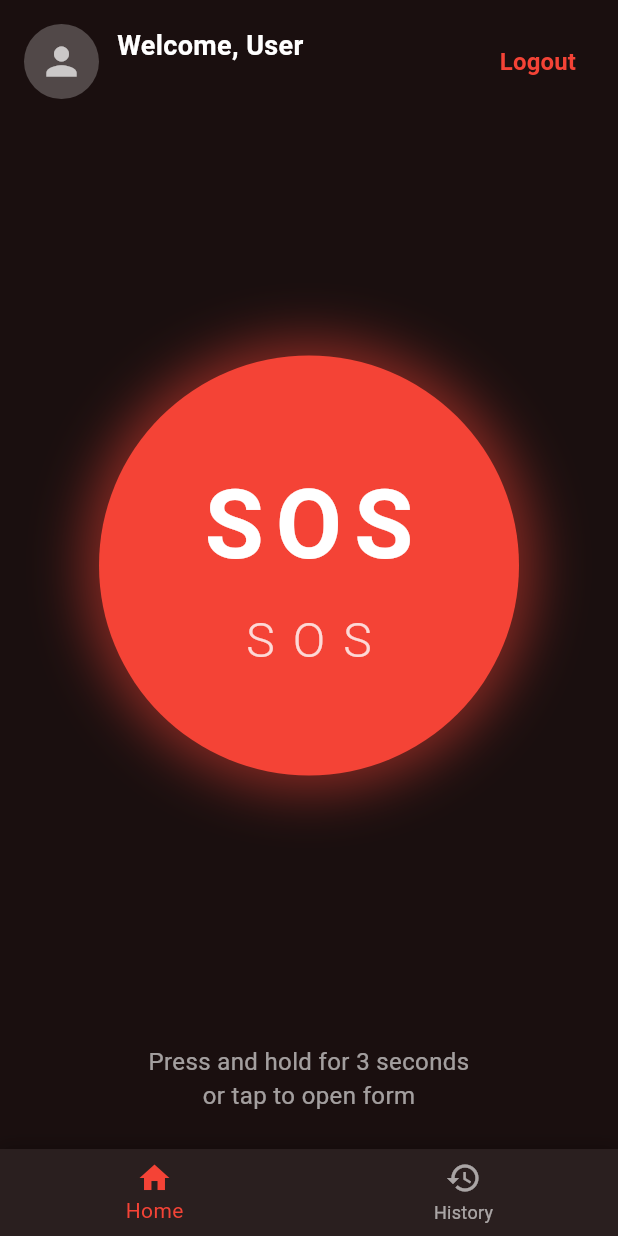
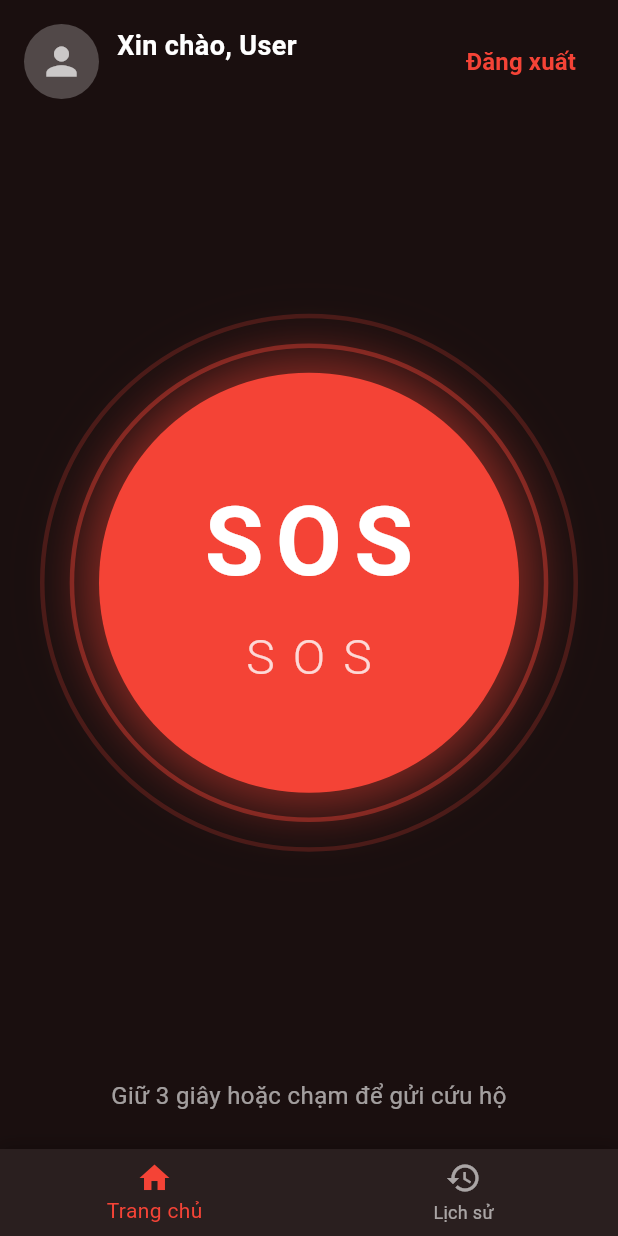
Before and after one commit to chanhduy633/UIatml, a Flutter app: the UserHomeScreen screen opened by its route, on a phone screen of 412 x 824 dp. Run offline on Flutter 3.47's test engine with Material 3 defaults, Android fonts, the phone set to English and light mode, and no system bars; our stand-ins replace flutter_map, image_picker, latlong2.

Commit message:
Thêm hiệu ứng nút SOS

```diff
--- a/lib/screens/login_screen.dart
+++ b/lib/screens/login_screen.dart
@@ -18,7 +18,10 @@ class _LoginScreenState extends State<LoginScreen> {
     setState(() => _isLoading = true);
 
     Future.delayed(const Duration(seconds: 1), () {
-      AuthService.login(_usernameController.text, _passwordController.text);
+      AuthService.login(
+        _usernameController.text,
+        _passwordController.text,
+      );
 
       final user = AuthService.getCurrentUser();
       if (user != null) {
@@ -29,9 +32,10 @@ class _LoginScreenState extends State<LoginScreen> {
         }
       } else {
         setState(() => _isLoading = false);
-        ScaffoldMessenger.of(
-          context,
-        ).showSnackBar(const SnackBar(content: Text('Invalid credentials')));
+        ScaffoldMessenger.of(context).showSnackBar(
+          const SnackBar(
+              content: Text('Tên đăng nhập hoặc mật khẩu không đúng')),
+        );
       }
     });
   }
@@ -51,7 +55,7 @@ class _LoginScreenState extends State<LoginScreen> {
                 Container(
                   width: 120,
                   height: 120,
-                  decoration: BoxDecoration(
+                  decoration: const BoxDecoration(
                     color: Colors.red,
                     shape: BoxShape.circle,
                   ),
@@ -65,7 +69,7 @@ class _LoginScreenState extends State<LoginScreen> {
 
                 // Title
                 const Text(
-                  'Emergency SOS',
+                  'Cứu Hộ Khẩn Cấp',
                   style: TextStyle(
                     fontSize: 32,
                     fontWeight: FontWeight.bold,
@@ -74,8 +78,11 @@ class _LoginScreenState extends State<LoginScreen> {
                 ),
                 const SizedBox(height: 8),
                 const Text(
-                  'Login to continue',
-                  style: TextStyle(fontSize: 16, color: Colors.white70),
+                  'Đăng nhập để tiếp tục',
+                  style: TextStyle(
+                    fontSize: 16,
+                    color: Colors.white70,
+                  ),
                 ),
                 const SizedBox(height: 48),
 
@@ -84,9 +91,9 @@ class _LoginScreenState extends State<LoginScreen> {
                   controller: _usernameController,
                   style: const TextStyle(color: Colors.white),
                   decoration: InputDecoration(
-                    labelText: 'Username',
+                    labelText: 'Tên đăng nhập',
                     labelStyle: const TextStyle(color: Colors.white70),
-                    hintText: 'user or rescue',
+                    hintText: 'user hoặc rescue',
                     hintStyle: const TextStyle(color: Colors.white38),
                     prefixIcon: const Icon(Icons.person, color: Colors.white70),
                     filled: true,
@@ -105,9 +112,9 @@ class _LoginScreenState extends State<LoginScreen> {
                   obscureText: true,
                   style: const TextStyle(color: Colors.white),
                   decoration: InputDecoration(
-                    labelText: 'Password',
+                    labelText: 'Mật khẩu',
                     labelStyle: const TextStyle(color: Colors.white70),
-                    hintText: 'user123 or rescue123',
+                    hintText: 'user123 hoặc rescue123',
                     hintStyle: const TextStyle(color: Colors.white38),
                     prefixIcon: const Icon(Icons.lock, color: Colors.white70),
                     filled: true,
@@ -136,7 +143,7 @@ class _LoginScreenState extends State<LoginScreen> {
                     child: _isLoading
                         ? const CircularProgressIndicator(color: Colors.white)
                         : const Text(
-                            'Login',
+                            'Đăng nhập',
                             style: TextStyle(
                               fontSize: 18,
                               fontWeight: FontWeight.bold,
@@ -156,7 +163,7 @@ class _LoginScreenState extends State<LoginScreen> {
                   child: const Column(
                     children: [
                       Text(
-                        'Demo Credentials:',
+                        'Tài khoản demo:',
                         style: TextStyle(
                           color: Colors.white,
                           fontWeight: FontWeight.bold,
@@ -164,11 +171,11 @@ class _LoginScreenState extends State<LoginScreen> {
                       ),
                       SizedBox(height: 8),
                       Text(
-                        'User: user / user123',
+                        'Người dùng: user / user123',
                         style: TextStyle(color: Colors.white70),
                       ),
                       Text(
-                        'Rescue: rescue / rescue123',
+                        'Đội cứu hộ: rescue / rescue123',
                         style: TextStyle(color: Colors.white70),
                       ),
                     ],
--- a/lib/screens/user_history_screen.dart
+++ b/lib/screens/user_history_screen.dart
@@ -30,13 +30,13 @@ class _UserHistoryScreenState extends State<UserHistoryScreen> {
   String _getStatusText(String status) {
     switch (status) {
       case 'resolved':
-        return 'Resolved';
+        return 'Đã xử lý';
       case 'in_progress':
-        return 'In Progress';
+        return 'Đang xử lý';
       case 'cancelled':
-        return 'Cancelled';
+        return 'Đã hủy';
       default:
-        return 'Pending';
+        return 'Chờ xử lý';
     }
   }
 
@@ -52,7 +52,7 @@ class _UserHistoryScreenState extends State<UserHistoryScreen> {
     return Scaffold(
       backgroundColor: const Color(0xFF1A0F0F),
       appBar: AppBar(
-        title: const Text('History'),
+        title: const Text('Lịch sử yêu cầu'),
         backgroundColor: const Color(0xFF2A1F1F),
         leading: IconButton(
           icon: const Icon(Icons.arrow_back),
@@ -62,6 +62,7 @@ class _UserHistoryScreenState extends State<UserHistoryScreen> {
           IconButton(
             icon: const Icon(Icons.refresh),
             onPressed: _refreshData,
+            tooltip: 'Làm mới',
           ),
         ],
       ),
@@ -77,7 +78,7 @@ class _UserHistoryScreenState extends State<UserHistoryScreen> {
                   ),
                   const SizedBox(height: 16),
                   Text(
-                    'No requests yet',
+                    'Chưa có yêu cầu nào',
                     style: TextStyle(
                       color: Colors.white.withOpacity(0.5),
                       fontSize: 18,
@@ -85,7 +86,7 @@ class _UserHistoryScreenState extends State<UserHistoryScreen> {
                   ),
                   const SizedBox(height: 8),
                   Text(
-                    'Tap the SOS button to create a request',
+                    'Nhấn nút SOS để tạo yêu cầu cứu hộ',
                     style: TextStyle(
                       color: Colors.white.withOpacity(0.3),
                       fontSize: 14,
@@ -103,7 +104,7 @@ class _UserHistoryScreenState extends State<UserHistoryScreen> {
                 itemCount: requests.length,
                 itemBuilder: (context, index) {
                   final request = requests[index];
-                  final dateFormat = DateFormat('MMM dd, yyyy, hh:mm a');
+                  final dateFormat = DateFormat('dd/MM/yyyy, HH:mm', 'vi_VN');
 
                   return Container(
                     margin: const EdgeInsets.only(bottom: 12),
@@ -218,11 +219,11 @@ class _UserHistoryScreenState extends State<UserHistoryScreen> {
           items: const [
             BottomNavigationBarItem(
               icon: Icon(Icons.home),
-              label: 'Home',
+              label: 'Trang chủ',
             ),
             BottomNavigationBarItem(
               icon: Icon(Icons.history),
-              label: 'History',
+              label: 'Lịch sử',
             ),
           ],
         ),
--- a/lib/screens/user_home_screen.dart
+++ b/lib/screens/user_home_screen.dart
@@ -10,10 +10,35 @@ class UserHomeScreen extends StatefulWidget {
   State<UserHomeScreen> createState() => _UserHomeScreenState();
 }
 
-class _UserHomeScreenState extends State<UserHomeScreen> {
+class _UserHomeScreenState extends State<UserHomeScreen>
+    with TickerProviderStateMixin {
   int _currentIndex = 0;
   bool _isPressed = false;
   double _pressProgress = 0.0;
+
+  late AnimationController _waveController;
+  late Animation<double> _waveAnimation;
+
+  @override
+  void initState() {
+    super.initState();
+
+    // Wave animation controller
+    _waveController = AnimationController(
+      vsync: this,
+      duration: const Duration(seconds: 2),
+    )..repeat();
+
+    _waveAnimation = Tween<double>(begin: 0.0, end: 1.0).animate(
+      CurvedAnimation(parent: _waveController, curve: Curves.easeOut),
+    );
+  }
+
+  @override
+  void dispose() {
+    _waveController.dispose();
+    super.dispose();
+  }
 
   void _onSOSPressed() {
     Navigator.push(
@@ -73,7 +98,7 @@ class _UserHomeScreenState extends State<UserHomeScreen> {
                   Container(
                     width: 50,
                     height: 50,
-                    decoration: BoxDecoration(
+                    decoration: const BoxDecoration(
                       color: Colors.white24,
                       shape: BoxShape.circle,
                     ),
@@ -91,7 +116,7 @@ class _UserHomeScreenState extends State<UserHomeScreen> {
                       crossAxisAlignment: CrossAxisAlignment.start,
                       children: [
                         Text(
-                          'Welcome, ${user?['name'] ?? 'User'}',
+                          'Xin chào, ${user?['name'] ?? 'User'}',
                           style: const TextStyle(
                             color: Colors.white,
                             fontSize: 18,
@@ -113,7 +138,7 @@ class _UserHomeScreenState extends State<UserHomeScreen> {
                   TextButton(
                     onPressed: _logout,
                     child: const Text(
-                      'Logout',
+                      'Đăng xuất',
                       style: TextStyle(
                         color: Colors.red,
                         fontSize: 16,
@@ -125,7 +150,7 @@ class _UserHomeScreenState extends State<UserHomeScreen> {
               ),
             ),
 
-            // SOS Button
+            // SOS Button with Wave Effect
             Expanded(
               child: Center(
                 child: GestureDetector(
@@ -135,6 +160,37 @@ class _UserHomeScreenState extends State<UserHomeScreen> {
                   child: Stack(
                     alignment: Alignment.center,
                     children: [
+                      // Animated Wave Rings
+                      AnimatedBuilder(
+                        animation: _waveAnimation,
+                        builder: (context, child) {
+                          return Stack(
+                            alignment: Alignment.center,
+                            children: [
+                              // Wave 1
+                              _buildWaveRing(
+                                size: 280 + (_waveAnimation.value * 120),
+                                opacity: 0.6 * (1 - _waveAnimation.value),
+                              ),
+                              // Wave 2 (delayed)
+                              _buildWaveRing(
+                                size: 280 +
+                                    ((_waveAnimation.value + 0.33) % 1.0 * 120),
+                                opacity: 0.6 *
+                                    (1 - ((_waveAnimation.value + 0.33) % 1.0)),
+                              ),
+                              // Wave 3 (delayed more)
+                              _buildWaveRing(
+                                size: 280 +
+                                    ((_waveAnimation.value + 0.66) % 1.0 * 120),
+                                opacity: 0.6 *
+                                    (1 - ((_waveAnimation.value + 0.66) % 1.0)),
+                              ),
+                            ],
+                          );
+                        },
+                      ),
+
                       // Progress indicator
                       if (_isPressed)
                         SizedBox(
@@ -204,8 +260,8 @@ class _UserHomeScreenState extends State<UserHomeScreen> {
                 children: [
                   Text(
                     _isPressed
-                        ? 'Hold for ${(3 - (_pressProgress * 3)).toStringAsFixed(1)}s...'
-                        : 'Press and hold for 3 seconds\nor tap to open form',
+                        ? 'Giữ thêm ${(3 - (_pressProgress * 3)).toStringAsFixed(1)}s...'
+                        : 'Giữ 3 giây hoặc chạm để gửi cứu hộ',
                     textAlign: TextAlign.center,
                     style: TextStyle(
                       color: Colors.white.withOpacity(0.6),
@@ -246,15 +302,29 @@ class _UserHomeScreenState extends State<UserHomeScreen> {
           items: const [
             BottomNavigationBarItem(
               icon: Icon(Icons.home),
-              label: 'Home',
+              label: 'Trang chủ',
             ),
             BottomNavigationBarItem(
               icon: Icon(Icons.history),
-              label: 'History',
+              label: 'Lịch sử',
             ),
           ],
         ),
       ),
     );
   }
+
+  Widget _buildWaveRing({required double size, required double opacity}) {
+    return Container(
+      width: size,
+      height: size,
+      decoration: BoxDecoration(
+        shape: BoxShape.circle,
+        border: Border.all(
+          color: Colors.red.withOpacity(opacity),
+          width: 3,
+        ),
+      ),
+    );
+  }
 }
```
Also changed, not shown: lib/screens/sos_form_screen.dart (+53 -64 lines).
